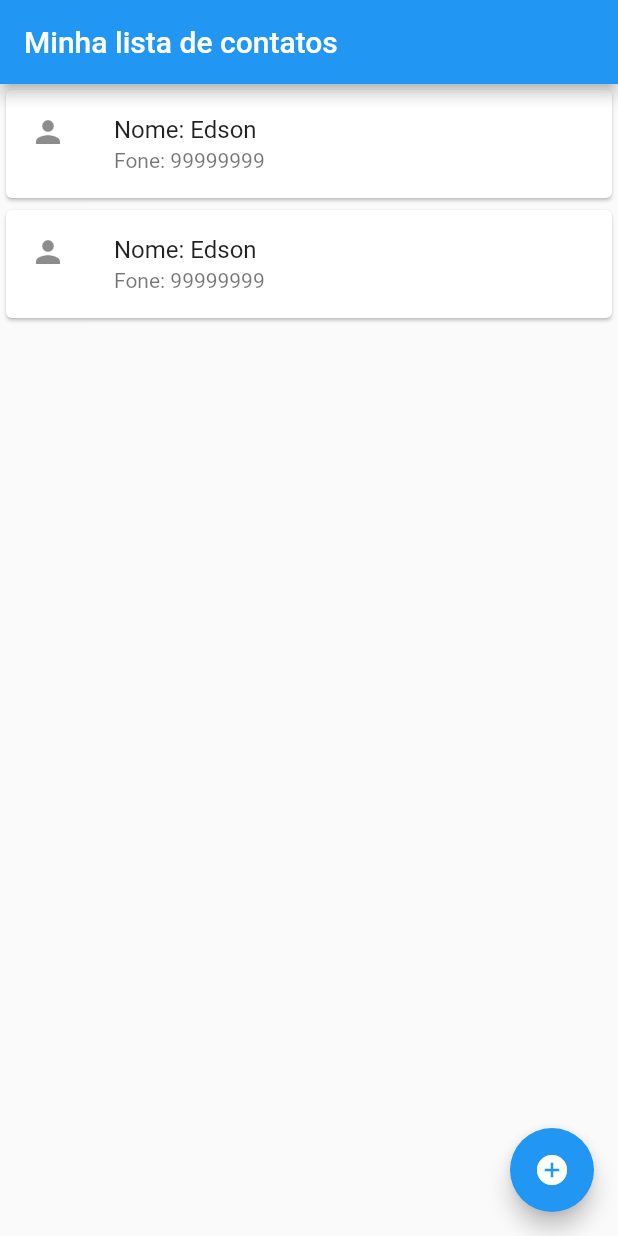
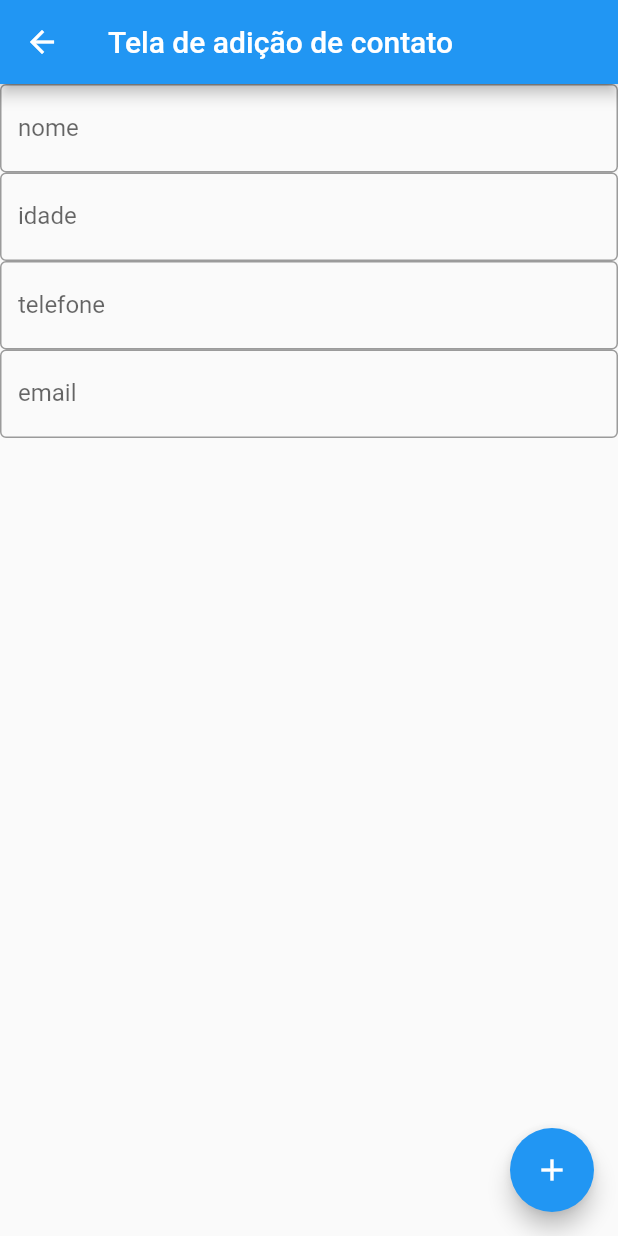
Before and after one commit to mstorgatto/ITAcademy_Flutter03, a Flutter app: the screen it shows after launch, after a tap on the "add circle" icon, on a phone screen of 412 x 824 dp. Run offline on Flutter 3.47's test engine with Material 2 defaults, Android fonts, the phone set to English and light mode, and no system bars.

Commit message:
com tela de inserção de contato

```diff
--- a/lib/adicionaContato.dart
+++ b/lib/adicionaContato.dart
@@ -0,0 +1,58 @@
+import 'package:flutter/material.dart';
+import 'contato.dart';
+
+class adicionaContato extends StatefulWidget {
+  const adicionaContato({Key? key}) : super(key: key);
+
+  @override
+  _adicionaContatoState createState() => _adicionaContatoState();
+}
+
+class _adicionaContatoState extends State<adicionaContato> {
+  late String nome, idade, telefone, email;
+
+  @override
+  Widget build(BuildContext context) {
+    return Scaffold(
+      appBar: AppBar(title: Text("Tela de adição de contato"),),
+      body: Column(
+        children: [
+          TextField( //nome
+            decoration: InputDecoration(
+              border: OutlineInputBorder(),
+              labelText: "nome"
+            ),
+            onChanged: (value) => nome=value,
+          ),
+          TextField( //idade
+            decoration: InputDecoration(
+                border: OutlineInputBorder(),
+                labelText: "idade"
+            ),
+            onChanged: (value) => idade=value,
+          ),
+          TextField( //telefone
+          decoration: InputDecoration(
+                border: OutlineInputBorder(),
+                labelText: "telefone",
+            ),
+            onChanged: (value) => telefone=value,
+          ),
+          TextField( //email
+          decoration: InputDecoration(
+            border: OutlineInputBorder(),
+            labelText: "email",
+            ),
+            onChanged: (value) => email=value,
+          ),
+        ],
+      ),
+      floatingActionButton: FloatingActionButton(
+        child: Icon(Icons.add),
+        onPressed: (){
+          contato contatoAdicionado = contato(nome, int.parse(idade), telefone, email);
+          Navigator.pop(context, contatoAdicionado);
+        }),
+      );
+  }
+}
--- a/lib/listaContatos.dart
+++ b/lib/listaContatos.dart
@@ -1,4 +1,5 @@
 import 'package:flutter/material.dart';
+import 'package:flutter03_listadecontatos/adicionaContato.dart';
 import 'contato.dart';
 
 class listaContatos extends StatefulWidget {
@@ -35,7 +36,12 @@ class _listaContatosState extends State<listaContatos> {
 
       floatingActionButton: FloatingActionButton(
         child: Icon(Icons.add_circle),
-        onPressed: ()=>setState(()=>meusContatos.add(contato("Edson",44,"99999999","edson.moreno@pucrs.br"))),
+        onPressed: () async{
+          contato novoContato = await Navigator.push(context, MaterialPageRoute(builder: (_)=> adicionaContato()));
+          if(novoContato!=null){
+            setState(()=> meusContatos.add(novoContato));
+          }
+        }
       ),
     );
   }
```
